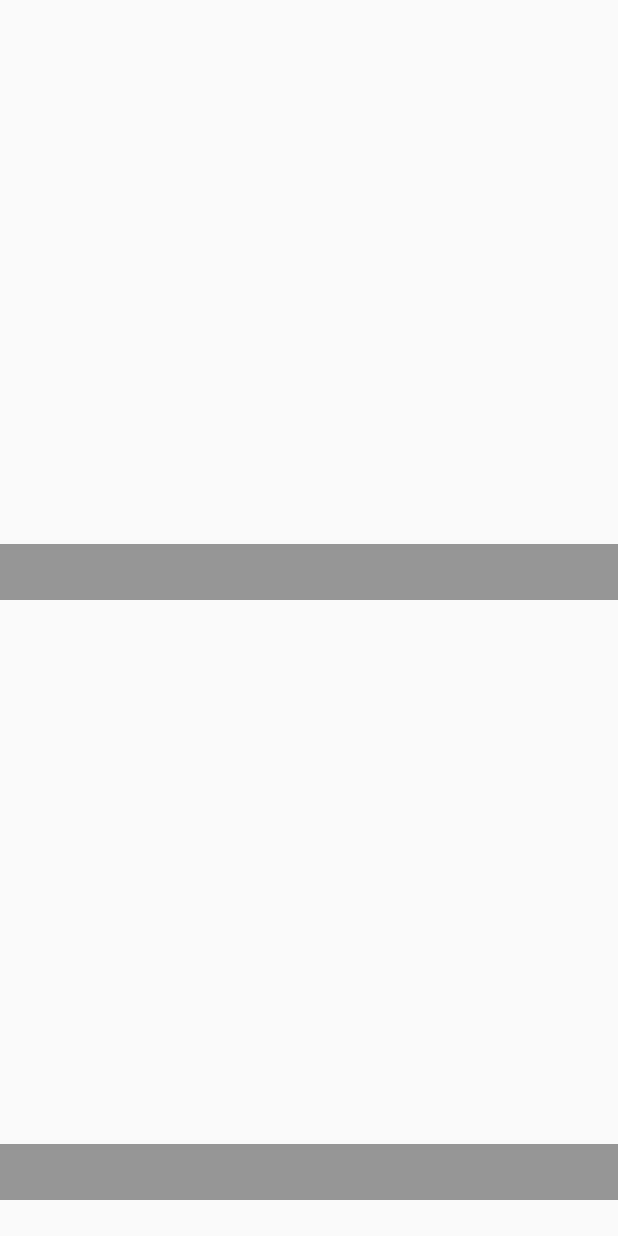
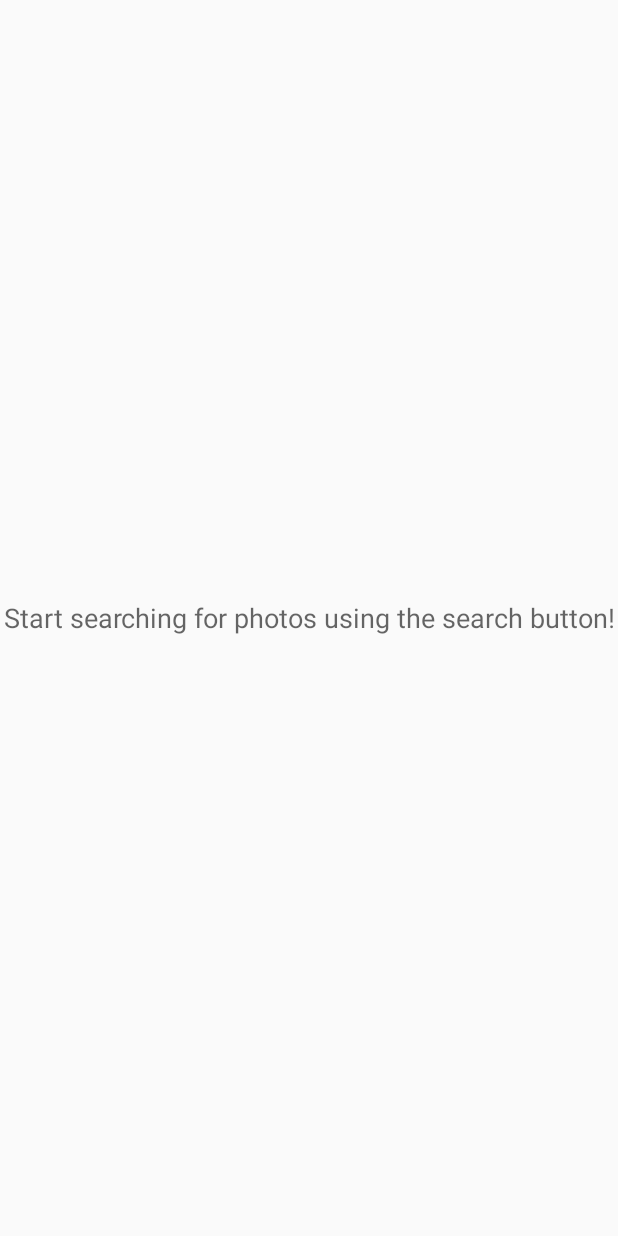
Before and after one commit to melmorabea/Flicker_Client, an Android app: the layout fragment_photo_search.xml on its own in the app's theme, with its tools: preview values and no code run, on a phone screen of 412 x 824 dp. Run offline under Robolectric (Android 15) with nearby library versions, the light colour scheme and no system bars.

Commit message:
Removed some unused code - Solved memory leak - Added default text for initial view usage

```diff
--- a/app/src/main/java/com/mobiquity/flicker/photosearch/view/PhotoSearchAdapter.java
+++ b/app/src/main/java/com/mobiquity/flicker/photosearch/view/PhotoSearchAdapter.java
@@ -47,6 +47,11 @@ public class PhotoSearchAdapter extends RecyclerView.Adapter<PhotoSearchViewHold
         return photos == null ? 0 : photos.size();
     }
 
+    @Override
+    public void onDetachedFromRecyclerView(RecyclerView recyclerView) {
+        super.onDetachedFromRecyclerView(recyclerView);
+        listener = null;
+    }
 
     public void addItems(List<Photo> newPhotos) {
         int startPos = photos.size();
--- a/app/src/main/res/layout/fragment_photo_search.xml
+++ b/app/src/main/res/layout/fragment_photo_search.xml
@@ -12,15 +12,16 @@
         android:layout_width="match_parent"
         android:layout_height="0dp"
         android:layout_weight="1"
-        tools:listitem="@layout/photo_search_list_item"/>
+        tools:listitem="@layout/photo_search_list_item"
+        android:visibility="gone"/>
 
     <TextView
         android:id="@+id/photo_search_error_text_view"
         android:layout_width="match_parent"
         android:layout_height="match_parent"
         android:gravity="center"
-        android:textAppearance="@style/TextAppearance.AppCompat.Large"
-        android:visibility="gone"/>
+        android:textAppearance="@style/TextAppearance.AppCompat.Medium"
+        android:text="@string/search_photo_empty_text"/>
 
     <ProgressBar
         android:id="@+id/photo_search_progress"
--- a/app/src/main/res/layout/photo_search_list_item.xml
+++ b/app/src/main/res/layout/photo_search_list_item.xml
@@ -21,6 +21,6 @@
         android:maxLines="2"
         android:ellipsize="end"
         android:textColor="@android:color/white"
-        android:textAppearance="@style/TextAppearance.AppCompat.Large"/>
+        android:textAppearance="@style/TextAppearance.AppCompat.Medium"/>
 
 </FrameLayout>
--- a/app/src/main/res/values/strings.xml
+++ b/app/src/main/res/values/strings.xml
@@ -4,5 +4,6 @@
     <!-- Search photos -->
     <string name="search_photos_menu_title">Search</string>
     <string name="search_photos_hint">search_photos_hint</string>
+    <string name="search_photo_empty_text">Start searching for photos using the search button!</string>
 
 </resources>
```
Also changed, not shown: app/build.gradle (+0 -7 lines), app/src/main/java/com/mobiquity/flicker/App.java (+1 -27 lines), app/src/main/java/com/mobiquity/flicker/photosearch/view/PhotoSearchFragment.java (+15 -4 lines).
